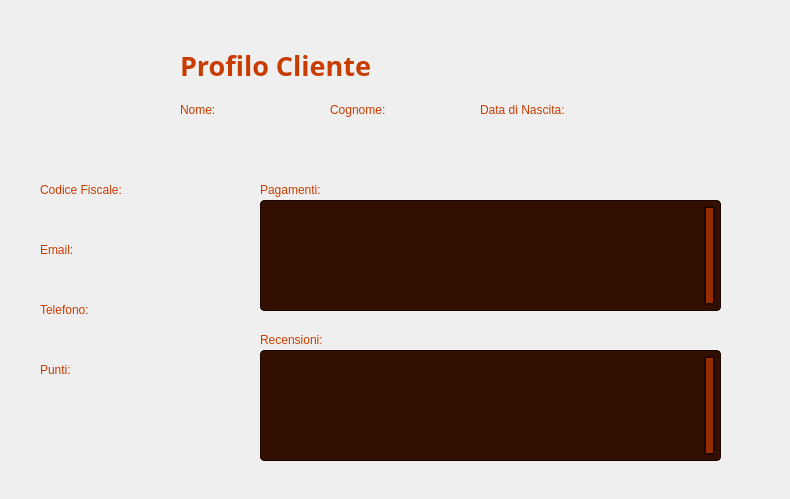
Qt form Viste/VistaVisualizzaClienteAmministratore.ui (GiacomoPrincipi/CineMax) before a commit.
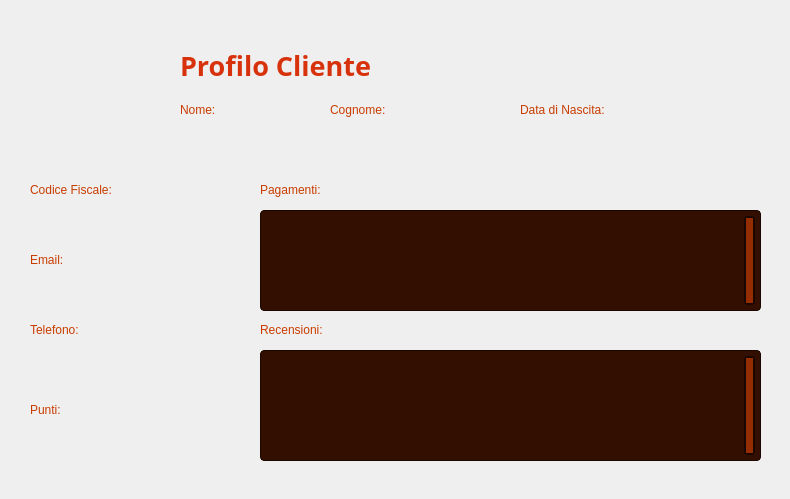
The same form after that commit. Icons and pictures are not drawn. Custom widgets are drawn as their Qt base class.

What changed in the file:
```diff
--- a/Viste/VistaVisualizzaClienteAmministratore.ui
+++ b/Viste/VistaVisualizzaClienteAmministratore.ui
@@ -32,8 +32,8 @@
     background: qlineargradient(
         x1: 0, y1: 1,
         x2: 0, y2: 0,
-        stop: 0 #320F00,
-        stop: 1 #641E00
+        stop: 0 #210A00,
+        stop: 1 #7D2100
     );
 }</string>
    </property>
@@ -44,7 +44,7 @@
   <widget class="QLabel" name="labelProfilo">
    <property name="geometry">
     <rect>
-     <x>40</x>
+     <x>30</x>
      <y>30</y>
      <width>121</width>
      <height>121</height>
@@ -54,7 +54,7 @@
     <string/>
    </property>
    <property name="pixmap">
-    <pixmap>Immagini/profiloButtonAmministratore.png</pixmap>
+    <pixmap>Immagini/ProfiloButtonAmministratore.png</pixmap>
    </property>
    <property name="scaledContents">
     <bool>true</bool>
@@ -99,7 +99,7 @@
    </property>
    <property name="styleSheet">
     <string notr="true">QLabel {
-    color: #C83C00;
+    color: #D7320C;
 }</string>
    </property>
    <property name="text">
@@ -153,7 +153,7 @@
    <property name="geometry">
     <rect>
      <x>180</x>
-     <y>120</y>
+     <y>130</y>
      <width>131</width>
      <height>20</height>
     </rect>
@@ -171,8 +171,8 @@
    <property name="geometry">
     <rect>
      <x>330</x>
-     <y>120</y>
-     <width>131</width>
+     <y>130</y>
+     <width>171</width>
      <height>20</height>
     </rect>
    </property>
@@ -188,7 +188,7 @@
   <widget class="QLabel" name="labelCodiceFiscale">
    <property name="geometry">
     <rect>
-     <x>40</x>
+     <x>30</x>
      <y>180</y>
      <width>111</width>
      <height>20</height>
@@ -209,8 +209,8 @@
   <widget class="QLabel" name="labelCodiceFiscaleCliente">
    <property name="geometry">
     <rect>
-     <x>40</x>
-     <y>200</y>
+     <x>30</x>
+     <y>210</y>
      <width>131</width>
      <height>20</height>
     </rect>
@@ -227,8 +227,8 @@
   <widget class="QLabel" name="labelEmail">
    <property name="geometry">
     <rect>
-     <x>40</x>
-     <y>240</y>
+     <x>30</x>
+     <y>250</y>
      <width>81</width>
      <height>20</height>
     </rect>
@@ -248,8 +248,8 @@
   <widget class="QLabel" name="labelEmailCliente">
    <property name="geometry">
     <rect>
-     <x>40</x>
-     <y>260</y>
+     <x>30</x>
+     <y>280</y>
      <width>191</width>
      <height>20</height>
     </rect>
@@ -266,8 +266,8 @@
   <widget class="QLabel" name="labelTelefono">
    <property name="geometry">
     <rect>
-     <x>40</x>
-     <y>300</y>
+     <x>30</x>
+     <y>320</y>
      <width>81</width>
      <height>20</height>
     </rect>
@@ -287,8 +287,8 @@
   <widget class="QLabel" name="labelTelefonoCliente">
    <property name="geometry">
     <rect>
-     <x>40</x>
-     <y>320</y>
+     <x>30</x>
+     <y>350</y>
      <width>101</width>
      <height>20</height>
     </rect>
@@ -305,8 +305,8 @@
   <widget class="QLabel" name="labelPunti">
    <property name="geometry">
     <rect>
-     <x>40</x>
-     <y>360</y>
+     <x>30</x>
+     <y>400</y>
      <width>81</width>
      <height>20</height>
     </rect>
@@ -326,8 +326,8 @@
   <widget class="QLabel" name="labelPuntiCliente">
    <property name="geometry">
     <rect>
-     <x>40</x>
-     <y>380</y>
+     <x>30</x>
+     <y>430</y>
      <width>81</width>
      <height>20</height>
     </rect>
@@ -385,7 +385,7 @@
    <property name="geometry">
     <rect>
      <x>260</x>
-     <y>330</y>
+     <y>320</y>
      <width>111</width>
      <height>20</height>
     </rect>
@@ -405,7 +405,7 @@
   <widget class="QLabel" name="labelDataNascita">
    <property name="geometry">
     <rect>
-     <x>480</x>
+     <x>520</x>
      <y>100</y>
      <width>111</width>
      <height>20</height>
@@ -426,8 +426,8 @@
   <widget class="QLabel" name="labelDataNascitaCliente">
    <property name="geometry">
     <rect>
-     <x>480</x>
-     <y>120</y>
+     <x>520</x>
+     <y>130</y>
      <width>101</width>
      <height>20</height>
     </rect>
@@ -445,9 +445,9 @@
    <property name="geometry">
     <rect>
      <x>260</x>
-     <y>200</y>
-     <width>461</width>
-     <height>111</height>
+     <y>210</y>
+     <width>501</width>
+     <height>101</height>
     </rect>
    </property>
    <property name="styleSheet">
@@ -559,7 +559,7 @@
     <rect>
      <x>260</x>
      <y>350</y>
-     <width>461</width>
+     <width>501</width>
      <height>111</height>
     </rect>
    </property>
```
